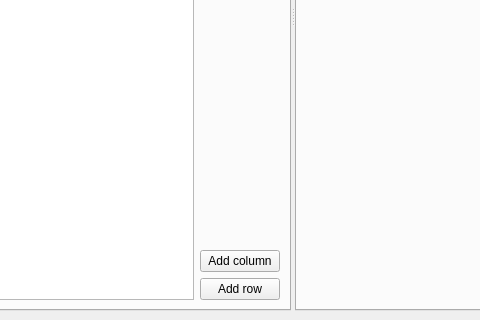
This is mainwindow.ui in VariPor/laboratory_work_handler as Qt 5 draws it before an edit; both pictures show x 360 to 840 and y 308 to 628 of the 964 by 628 pixel window. The edited form follows.
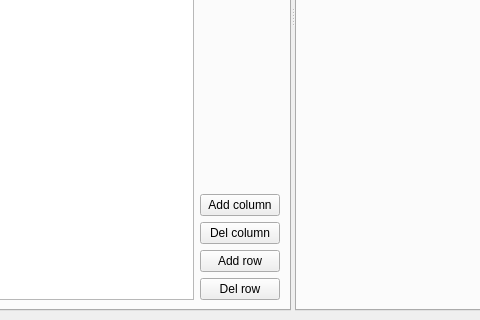
This is the edited form. The open tabs and pages were chosen to show the change. Custom widgets are drawn as their Qt base class.

```diff
--- a/mainwindow.ui
+++ b/mainwindow.ui
@@ -78,6 +78,13 @@
              </property>
             </widget>
            </item>
+           <item>
+            <widget class="QPushButton" name="pushButtonColumnRemove">
+             <property name="text">
+              <string>Del column</string>
+             </property>
+            </widget>
+           </item>
            <item>
             <widget class="QPushButton" name="pushButtonRowAdd">
              <property name="text">
@@ -85,6 +92,13 @@
              </property>
             </widget>
            </item>
+           <item>
+            <widget class="QPushButton" name="pushButtonRowRemove">
+             <property name="text">
+              <string>Del row</string>
+             </property>
+            </widget>
+           </item>
           </layout>
          </item>
         </layout>
```
Left out of the diff: 2 changed lines with no effect on the pictures.
